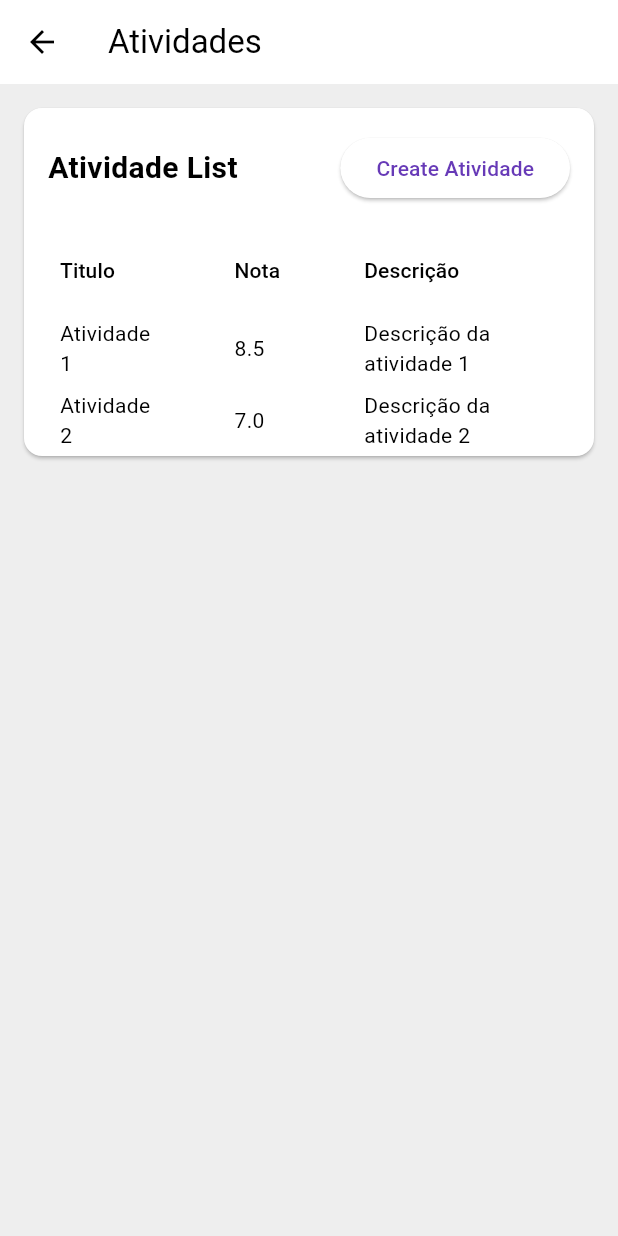
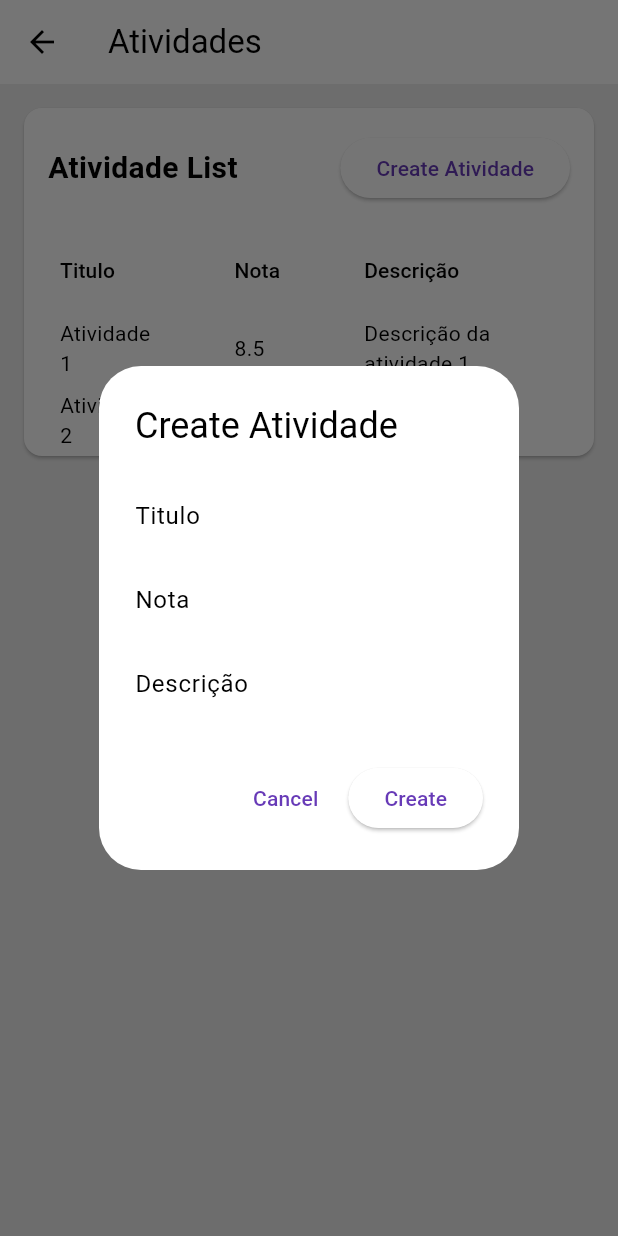
Before and after one commit to KozielGPC/opt120, a Flutter app: the AtividadesScreen screen opened directly, after a tap on "Create Atividade", on a phone screen of 412 x 824 dp. Run offline on Flutter 3.47's test engine with Material 3 defaults, Android fonts, the phone set to English and light mode, and no system bars.

Commit message:
feat: add create atividade modal

```diff
--- a/app/lib/atividades_screen.dart
+++ b/app/lib/atividades_screen.dart
@@ -4,11 +4,15 @@ import 'package:app/atividades_service.dart'; // Import the AtividadeService or
 
 class AtividadesScreen extends StatefulWidget {
   @override
-  _AtividadeScreenState createState() => _AtividadeScreenState();
+  _AtividadesScreenState createState() => _AtividadesScreenState();
 }
 
-class _AtividadeScreenState extends State<AtividadesScreen> {
+class _AtividadesScreenState extends State<AtividadesScreen> {
   List<List<String>> _atividadeTableData = []; // Data for the table
+
+  final TextEditingController _tituloController = TextEditingController();
+  final TextEditingController _notaController = TextEditingController();
+  final TextEditingController _descricaoController = TextEditingController();
 
   @override
   void initState() {
@@ -53,14 +57,16 @@ class _AtividadeScreenState extends State<AtividadesScreen> {
                       ),
                       ElevatedButton(
                         onPressed: () {
-                          // Handle button press to create new atividade
+                          _showCreateAtividadeModal(
+                              context); // Show modal to create new atividade
                         },
                         child: Text('Create Atividade'),
                       ),
                     ],
                   ),
                 ),
-                DataTableWidget( // Display the table of atividades
+                DataTableWidget(
+                  // Display the table of atividades
                   fieldNames: ['Titulo', 'Nota', 'Descrição'],
                   inputData: _atividadeTableData,
                 ),
@@ -71,4 +77,72 @@ class _AtividadeScreenState extends State<AtividadesScreen> {
       ),
     );
   }
+
+  void _showCreateAtividadeModal(BuildContext context) {
+    final TextEditingController tituloController = TextEditingController();
+    final TextEditingController notaController = TextEditingController();
+    final TextEditingController descricaoController = TextEditingController();
+
+    showDialog(
+      context: context,
+      builder: (BuildContext context) {
+        return AlertDialog(
+          title: Text('Create Atividade'),
+          content: SingleChildScrollView(
+            child: Column(
+              crossAxisAlignment: CrossAxisAlignment.start,
+              children: [
+                TextFormField(
+                  controller: tituloController,
+                  decoration: InputDecoration(labelText: 'Titulo'),
+                ),
+                TextFormField(
+                  controller: notaController,
+                  decoration: InputDecoration(labelText: 'Nota'),
+                  keyboardType: TextInputType.numberWithOptions(decimal: true),
+                ),
+                TextFormField(
+                  controller: descricaoController,
+                  decoration: InputDecoration(labelText: 'Descrição'),
+                  maxLines: null,
+                ),
+              ],
+            ),
+          ),
+          actions: [
+            TextButton(
+              onPressed: () {
+                Navigator.of(context).pop(); // Close the dialog
+              },
+              child: Text('Cancel'),
+            ),
+            ElevatedButton(
+              onPressed: () {
+                _createAtividade(context);
+              },
+              child: Text('Create'),
+            ),
+          ],
+        );
+      },
+    );
+  }
+
+  void _createAtividade(BuildContext context) async {
+    final String titulo = _tituloController.text;
+    final String nota = _notaController.text;
+    final String descricao = _descricaoController.text;
+
+    try {
+      await AtividadeService.createAtividade(titulo, nota, descricao);
+      await _loadAtividades();
+      _tituloController.clear();
+      _notaController.clear();
+      _descricaoController.clear();
+      Navigator.of(context).pop(); // Close the modal
+    } catch (e) {
+      // Handle error
+      print('Error creating atividade: $e');
+    }
+  }
 }
```
